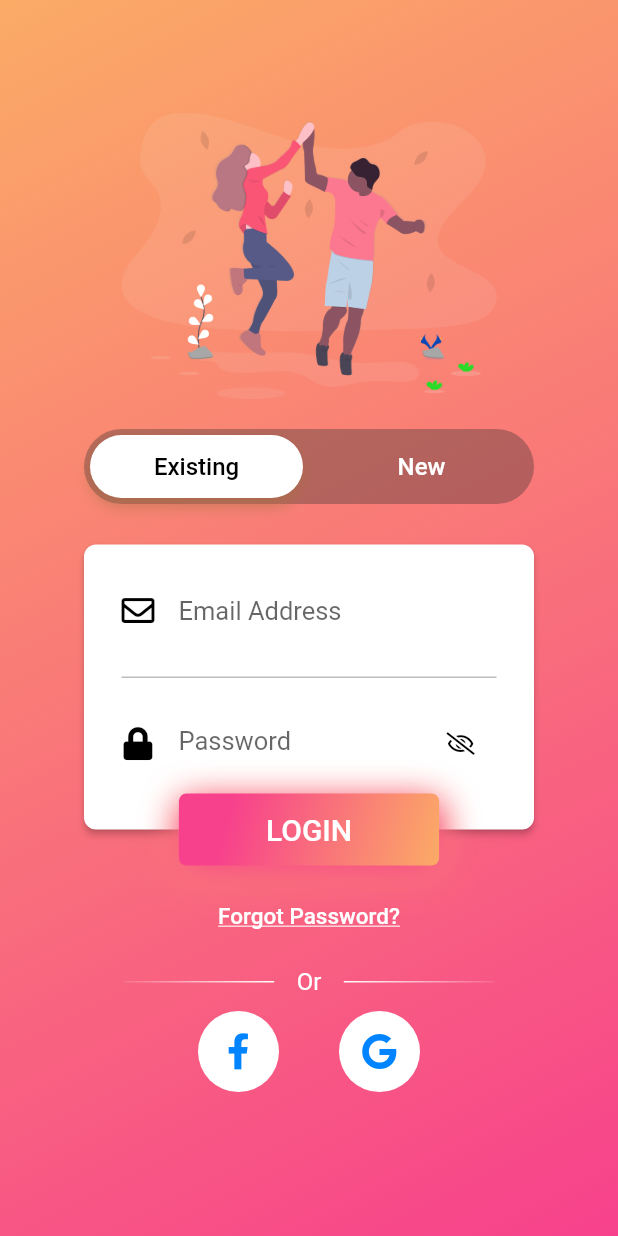
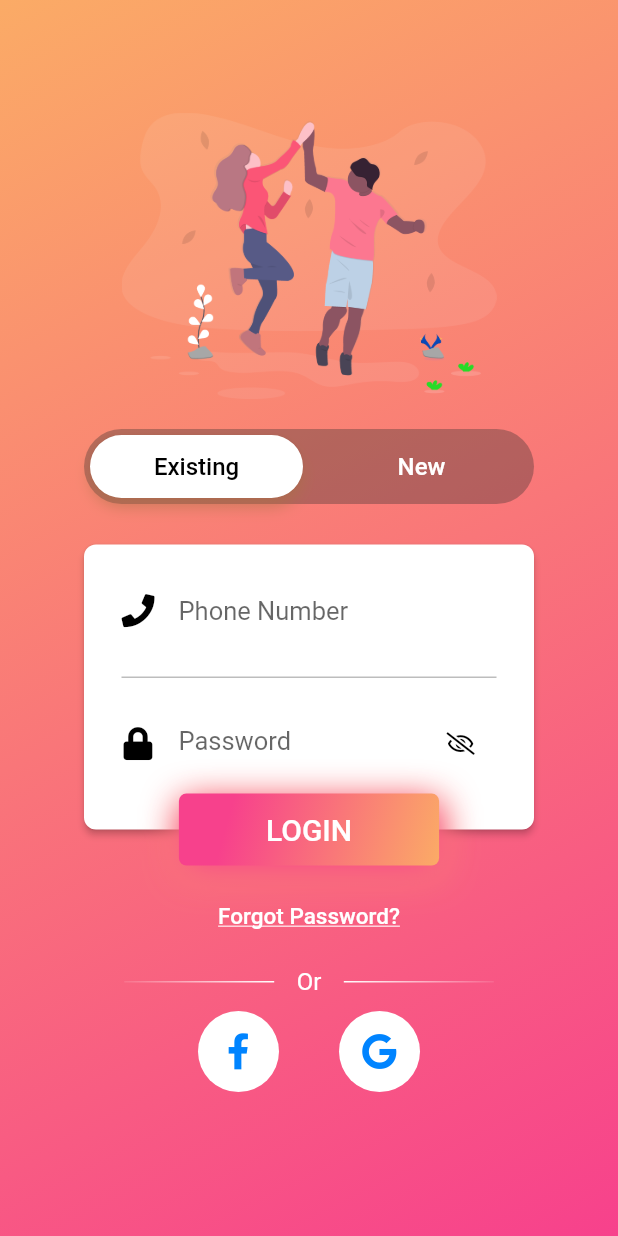
Before and after one commit to Vasha-Shikkha/mobile_application, a Flutter app: the screen it shows after launch, after a tap on "LOGIN", on a phone screen of 412 x 824 dp. Run offline on Flutter 3.47's test engine with Material 2 defaults, Android fonts, the phone set to English and light mode, and no system bars; our stand-ins replace font_awesome_flutter, moor_flutter; generated files the repository leaves out were written again; Roboto replaces fonts that are missing (Avenir).

Commit message:
Add dummy phone number & password for login

```diff
--- a/lib/ui/login/login_form.dart
+++ b/lib/ui/login/login_form.dart
@@ -15,19 +15,21 @@ class LoginForm extends StatefulWidget {
 }
 
 class _LoginFormState extends State<LoginForm> {
-  final FocusNode myFocusNodeEmailLogin = FocusNode();
+  final FocusNode myFocusNodePhoneLogin = FocusNode();
   final FocusNode myFocusNodePasswordLogin = FocusNode();
 
-  TextEditingController loginEmailController = new TextEditingController();
+  TextEditingController loginPhoneController = new TextEditingController();
   TextEditingController loginPasswordController = new TextEditingController();
 
   bool _obscureTextLogin = true;
   TokensDao _dbProvider;
+  final String _dummyPhone = "01712345678";
+  final String _dummyPassword = "test1234";
 
   @override
   void initState() {
     super.initState();
-    _dbProvider = Provider.of<TokensDao>(context);
+    _dbProvider = Provider.of<TokensDao>(context, listen: false);
   }
 
   @override
@@ -55,9 +57,9 @@ class _LoginFormState extends State<LoginForm> {
                         padding: EdgeInsets.only(
                             top: 20.0, bottom: 20.0, left: 25.0, right: 25.0),
                         child: TextField(
-                          focusNode: myFocusNodeEmailLogin,
-                          controller: loginEmailController,
-                          keyboardType: TextInputType.emailAddress,
+                          focusNode: myFocusNodePhoneLogin,
+                          controller: loginPhoneController,
+                          keyboardType: TextInputType.phone,
                           style: TextStyle(
                             fontSize: 16.0,
                             color: Colors.black,
@@ -65,11 +67,11 @@ class _LoginFormState extends State<LoginForm> {
                           decoration: InputDecoration(
                             border: InputBorder.none,
                             icon: Icon(
-                              FontAwesomeIcons.envelope,
+                              FontAwesomeIcons.phone,
                               color: Colors.black,
                               size: 22.0,
                             ),
-                            hintText: "Email Address",
+                            hintText: "Phone Number",
                             hintStyle: TextStyle(fontSize: 17.0),
                           ),
                         ),
@@ -159,8 +161,14 @@ class _LoginFormState extends State<LoginForm> {
                     ),
                   ),
                   onPressed: () {
-                    showInSnackBar("Login complete"); //
-                    _login();
+                    if (loginPhoneController.text == _dummyPhone &&
+                        loginPasswordController.text == _dummyPassword) {
+                      showInSnackBar("Login complete"); //
+                      _login();
+                    } else {
+                      showInSnackBar("Incorrect phone number or password");
+                    }
+
                     //No need to show this now
                     //TODO: Need progressbar for API calls
                     // Navigator.push(
@@ -303,12 +311,11 @@ class _LoginFormState extends State<LoginForm> {
   }
 
   void _login() async {
-    String _email = loginEmailController.text;
+    String _phone = loginPhoneController.text;
     String _password = loginPasswordController.text;
-    print(_email + " pass :" + _password + "\n-----");
+    print(_phone + " pass :" + _password + "\n-----");
 
-    // setState(() => _isLoading = true);
-    final tokenEntry = await RestApi().login(_email, _password);
+    final tokenEntry = await RestApi().login(_phone, _password);
     _dbProvider.addToken(token: tokenEntry['token']);
   }
 }
```
